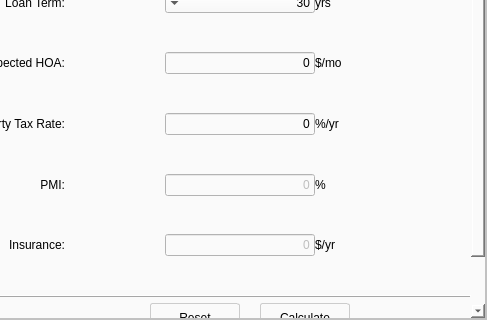
Above: home-choice-pro/resources/main_window.ui from Josh-Voyles/affordable before the change; both pictures show x 298 to 785 and y 355 to 675 of the 785 by 675 pixel window. Below: the same form after it.
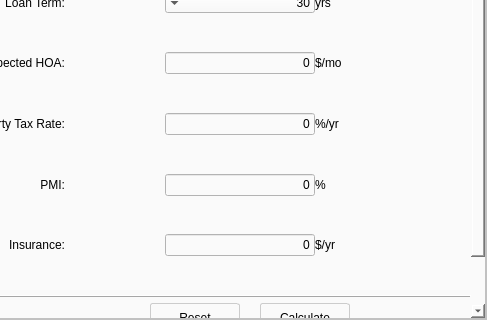
That is the form after the change. Icons and pictures are not drawn.

```diff
--- a/home-choice-pro/resources/main_window.ui
+++ b/home-choice-pro/resources/main_window.ui
@@ -684,7 +684,7 @@
               <property name="geometry">
                <rect>
                 <x>0</x>
-                <y>0</y>
+                <y>-54</y>
                 <width>645</width>
                 <height>600</height>
                </rect>
@@ -1602,7 +1602,7 @@
                    <item>
                     <widget class="QLineEdit" name="PMIEdit">
                      <property name="enabled">
-                      <bool>false</bool>
+                      <bool>true</bool>
                      </property>
                      <property name="sizePolicy">
                       <sizepolicy hsizetype="Fixed" vsizetype="Fixed">
@@ -1730,7 +1730,7 @@
                    <item>
                     <widget class="QLineEdit" name="insuranceEdit">
                      <property name="enabled">
-                      <bool>false</bool>
+                      <bool>true</bool>
                      </property>
                      <property name="sizePolicy">
                       <sizepolicy hsizetype="Fixed" vsizetype="Fixed">
```
